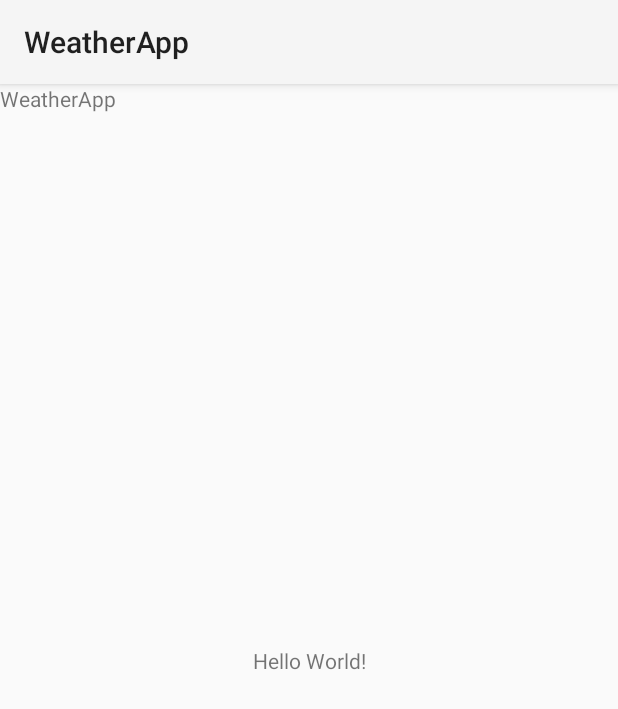
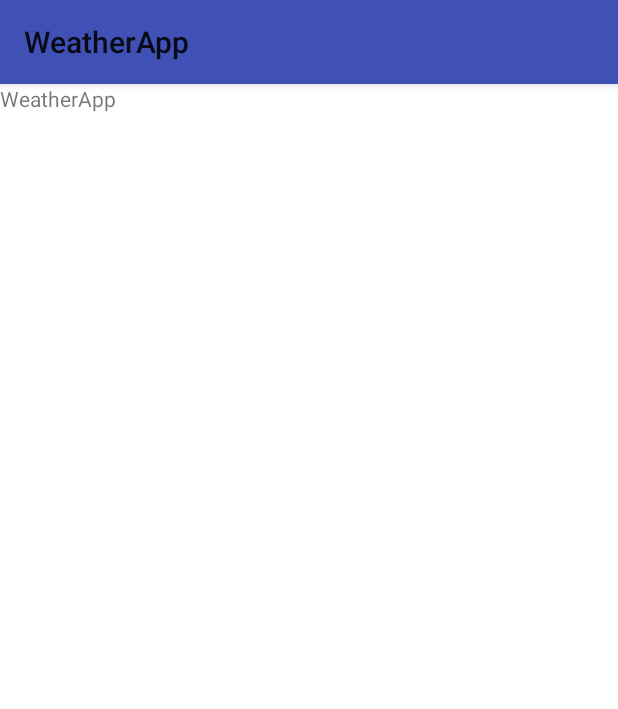
Before and after one commit to KaloyanIT/WeatherApp, an Android app: the screen it shows after launch (MainActivity), on a phone screen of 412 x 824 dp. Shown: the top 709 px of the screen. Run offline under Robolectric (Android 15) with nearby library versions, the phone set to English and light mode, and no system bars.

Commit message:
Change colours

```diff
--- a/WeatherApp/app/src/main/java/com/example/kaloyan/weatherapp/MainActivity.java
+++ b/WeatherApp/app/src/main/java/com/example/kaloyan/weatherapp/MainActivity.java
@@ -3,11 +3,14 @@ package com.example.kaloyan.weatherapp;
 import android.app.Activity;
 import android.os.Bundle;
 
+import okhttp3.OkHttpClient;
+
 public class MainActivity extends Activity {
-
     @Override
     protected void onCreate(Bundle savedInstanceState) {
         super.onCreate(savedInstanceState);
         setContentView(R.layout.activity_main);
+
+        OkHttpClient client = new OkHttpClient();
     }
 }
--- a/WeatherApp/app/src/main/res/layout/activity_main.xml
+++ b/WeatherApp/app/src/main/res/layout/activity_main.xml
@@ -7,15 +7,6 @@
     tools:context="com.example.kaloyan.weatherapp.MainActivity">
 
     <TextView
-        android:layout_width="wrap_content"
-        android:layout_height="wrap_content"
-        android:text="Hello World!"
-        app:layout_constraintBottom_toBottomOf="parent"
-        app:layout_constraintLeft_toLeftOf="parent"
-        app:layout_constraintRight_toRightOf="parent"
-        app:layout_constraintTop_toTopOf="parent" />
-
-    <TextView
         android:id="@+id/my_textview"
         android:layout_width="wrap_content"
         android:layout_height="wrap_content"
--- a/WeatherApp/app/src/main/res/values/styles.xml
+++ b/WeatherApp/app/src/main/res/values/styles.xml
@@ -2,8 +2,9 @@
     <!-- Base application theme. -->
     <style name="AppTheme" parent="android:Theme.Material.Light">
         <!-- Customize your theme here. -->
-        <item name="colorPrimary">@color/colorPrimary</item>
-        <item name="colorPrimaryDark">@color/colorPrimaryDark</item>
-        <item name="colorAccent">@color/colorAccent</item>
+        <item name="android:colorPrimary">@color/colorPrimary</item>
+        <item name="android:colorPrimaryDark">@color/colorPrimaryDark</item>
+        <item name="android:colorAccent">@android:color/holo_green_light</item>
+        <item name="android:windowBackground">@android:color/white</item>
     </style>
 </resources>
```
